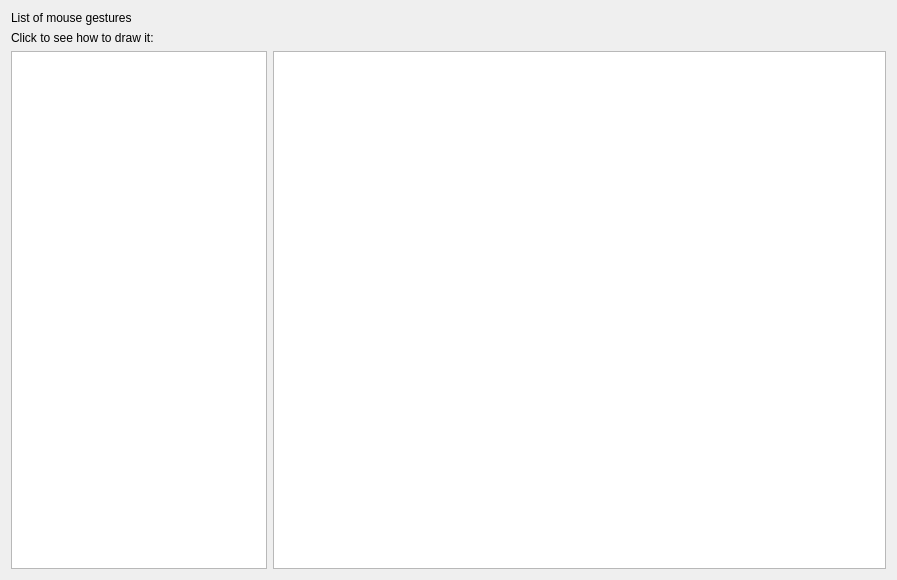
Before: the Qt Designer form qrgui/dialogs/gesturesShow/gesturesWidget.ui in qreal/qreal, drawn with Qt 5.
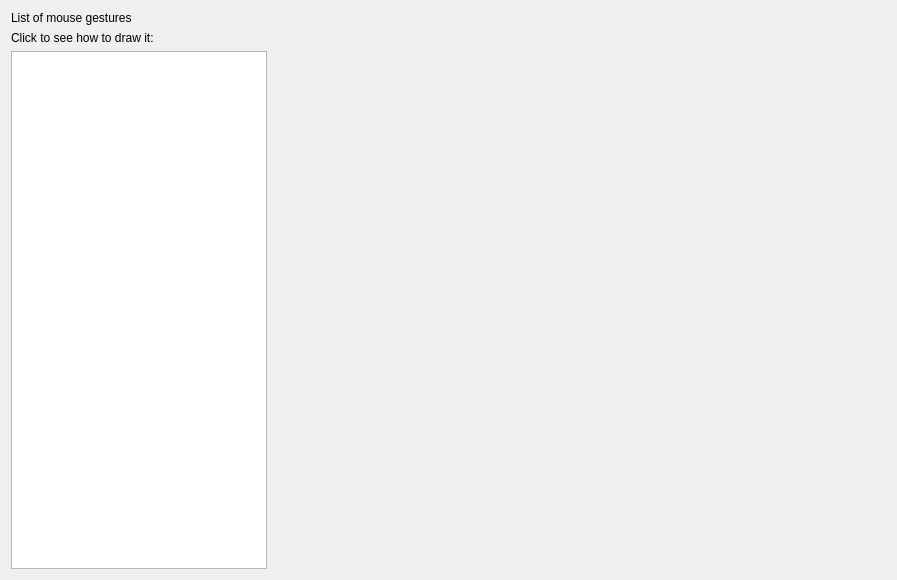
After: the same form once the commit is applied.

Commit message: add sheme drawing machine gesture

Patch:
```diff
--- a/qrgui/dialogs/gesturesShow/gesturesWidget.ui
+++ b/qrgui/dialogs/gesturesShow/gesturesWidget.ui
@@ -14,26 +14,6 @@
    <string>Form</string>
   </property>
   <layout class="QGridLayout" name="gridLayout">
-   <item row="2" column="0">
-    <widget class="QListWidget" name="listWidget">
-     <property name="sizePolicy">
-      <sizepolicy hsizetype="Fixed" vsizetype="Expanding">
-       <horstretch>0</horstretch>
-       <verstretch>0</verstretch>
-      </sizepolicy>
-     </property>
-    </widget>
-   </item>
-   <item row="2" column="1">
-    <widget class="QGraphicsView" name="graphicsView">
-     <property name="minimumSize">
-      <size>
-       <width>256</width>
-       <height>0</height>
-      </size>
-     </property>
-    </widget>
-   </item>
    <item row="0" column="0">
     <widget class="QLabel" name="label">
      <property name="sizePolicy">
@@ -60,6 +40,26 @@
      </property>
     </widget>
    </item>
+   <item row="2" column="0">
+    <widget class="QListWidget" name="listWidget">
+     <property name="sizePolicy">
+      <sizepolicy hsizetype="Fixed" vsizetype="Expanding">
+       <horstretch>0</horstretch>
+       <verstretch>0</verstretch>
+      </sizepolicy>
+     </property>
+    </widget>
+   </item>
+   <item row="2" column="1">
+    <widget class="QLabel" name="gesturePixmap">
+     <property name="lineWidth">
+      <number>0</number>
+     </property>
+     <property name="text">
+      <string/>
+     </property>
+    </widget>
+   </item>
   </layout>
  </widget>
  <resources/>
```
The commit also changes 13 other files.
